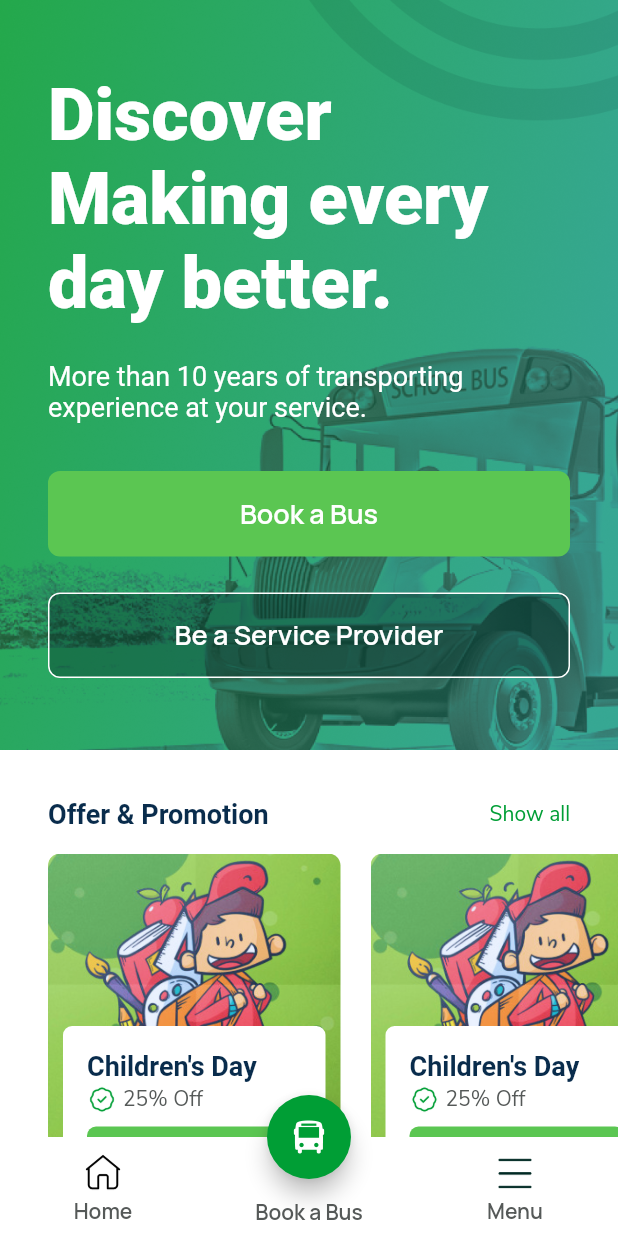
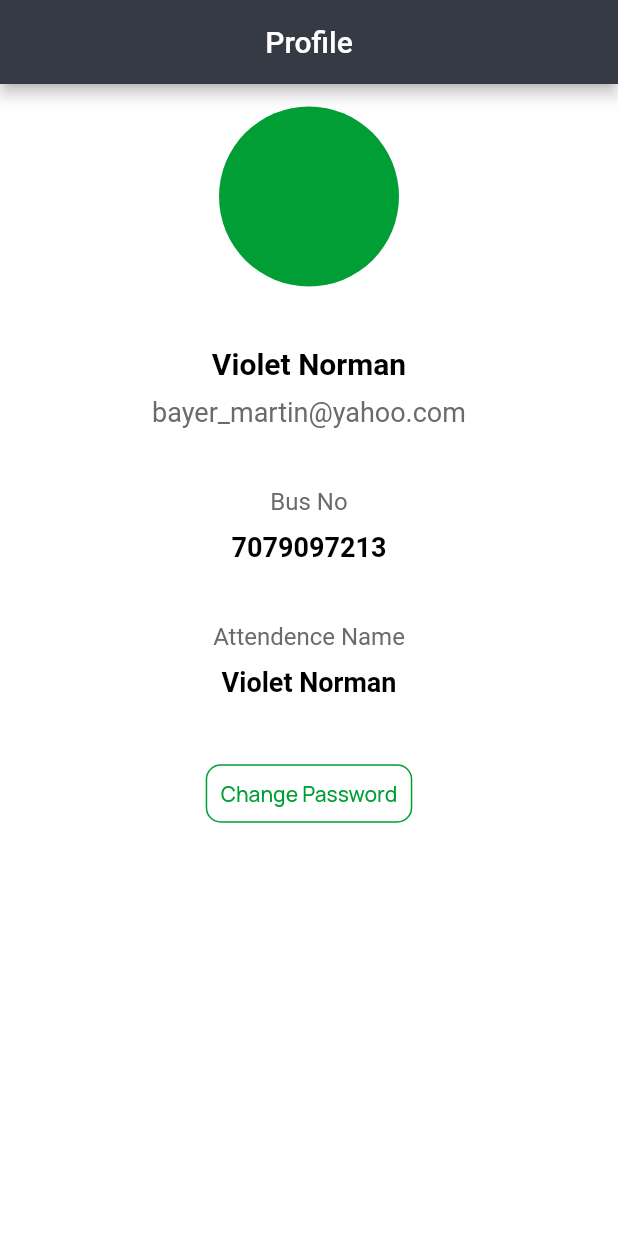
Before and after one commit to AliAkberAakash/flutter_getx_template, a Flutter app: the screen it shows after launch, on a phone screen of 412 x 824 dp. Run offline on Flutter 3.47's test engine with Material 2 defaults, Android fonts, the phone set to English and light mode, and no system bars; our stand-ins replace carousel_slider, dio, flutter_svg, fluttertoast, get, get_storage and 5 more; missing offline and left inert: custom_check_box.

Commit message:
Created: Profile and Notification UI

```diff
--- a/lib/main.dart
+++ b/lib/main.dart
@@ -8,6 +8,8 @@ import 'package:go_share/data/local/service/theme_service.dart';
 import 'package:go_share/data/remote/service/remote_service.dart';
 import 'package:go_share/essential/translations.dart';
 import 'package:go_share/ui/container/widget_container/widget_container.dart';
+import 'package:go_share/ui/notification/notification_screen.dart';
+import 'package:go_share/ui/profile/profile_screen_page.dart';
 import 'package:go_share/ui/section4/notification/notification_screen.dart';
 import 'package:go_share/ui/section4/sign_in/sign_in_screen.dart';
 import 'package:go_share/ui/section4/welcome/welcome_screen.dart';
@@ -53,7 +55,7 @@ class MyApp extends StatelessWidget {
       theme: Get.find<ThemeService>().getTheme,
       debugShowCheckedModeBanner: false,
       defaultTransition: Transition.cupertino,
-      home: WidgetContainerView(),
+      home: ProfileScreenPage(),
       enableLog: kDebugMode,
     );
   }
--- /dev/null
+++ b/lib/ui/profile/profile_screen_page.dart
@@ -0,0 +1,76 @@
+import 'package:flutter/material.dart';
+import 'package:go_share/ui/service_provider/widgets/update_button.dart';
+import 'package:go_share/utils/colors.dart';
+import 'package:go_share/utils/constants.dart';
+import 'package:go_share/utils/dimens.dart';
+
+class ProfileScreenPage extends StatefulWidget {
+  const ProfileScreenPage({Key? key}) : super(key: key);
+
+  @override
+  _ProfileScreenPageState createState() => _ProfileScreenPageState();
+}
+
+class _ProfileScreenPageState extends State<ProfileScreenPage> {
+  var hp, wp;
+
+  @override
+  Widget build(BuildContext context) {
+    hp = MediaQuery.of(context).size.height;
+    wp = MediaQuery.of(context).size.width;
+
+    return Scaffold(
+      backgroundColor: Colors.transparent,
+      appBar: AppBar(
+        title: Text(
+          'Profile',
+          style: TextStyle(color: white),
+        ),
+        centerTitle: true,
+      ),
+      body: Container(
+        height: hp,
+        width: wp,
+        color: white,
+        padding: EdgeInsets.symmetric(horizontal: dp15, vertical: dp15),
+        child: Column(
+          children: [
+            CircleAvatar(
+              radius: dp60,
+              backgroundColor: accent,
+            ),
+            SizedBox(height: dp40),
+            Text(
+              'Violet Norman',
+              style: TextStyle(
+                  color: black, fontWeight: FontWeight.bold, fontSize: dp20),
+            ),
+            SizedBox(height: dp10),
+            Text(
+              'bayer_martin@yahoo.com',
+              style: TextStyle(fontSize: dp18),
+            ),
+            SizedBox(height: dp40),
+            Text('Bus No'),
+            SizedBox(height: dp10),
+            Text(
+              '7079097213',
+              style: TextStyle(
+                  color: black, fontWeight: FontWeight.bold, fontSize: dp18),
+            ),
+            SizedBox(height: dp40),
+            Text('Attendence Name'),
+            SizedBox(height: dp10),
+            Text(
+              'Violet Norman',
+              style: TextStyle(
+                  color: black, fontWeight: FontWeight.bold, fontSize: dp18),
+            ),
+            SizedBox(height: dp40),
+            UpdateButton(text: 'Change Password', onClicked: () {})
+          ],
+        ),
+      ),
+    );
+  }
+}
--- a/lib/ui/service_provider/widgets/update_button.dart
+++ b/lib/ui/service_provider/widgets/update_button.dart
@@ -26,7 +26,6 @@ class UpdateButton extends StatelessWidget {
         text,
         style: GoogleFonts.manrope(
           color: accent,
-
         ),
       ),
     );
--- a/lib/utils/constants.dart
+++ b/lib/utils/constants.dart
@@ -5,6 +5,7 @@ class AssetConstants {
   static const ic_language = base_path + "ic_language.svg";
   static const img_banner_demo = base_path + "img_banner_demo.png";
   static const ic_welcome = "images/ic_welcome.jpg";
+  static const ic_background = "images/ic_background_two.png";
 
   static const base_icon_path = "images/icons/";
   static const ic_menu_svg = base_icon_path + "ic_menu.svg";
```
Also changed, not shown: lib/ui/container/widget_container/widget_container.dart (+3 -7 lines), lib/ui/notification/notification_screen.dart (added, +80 -0 lines), images/234992410_1169017836931861_5730467211062254103_n.png (added).
